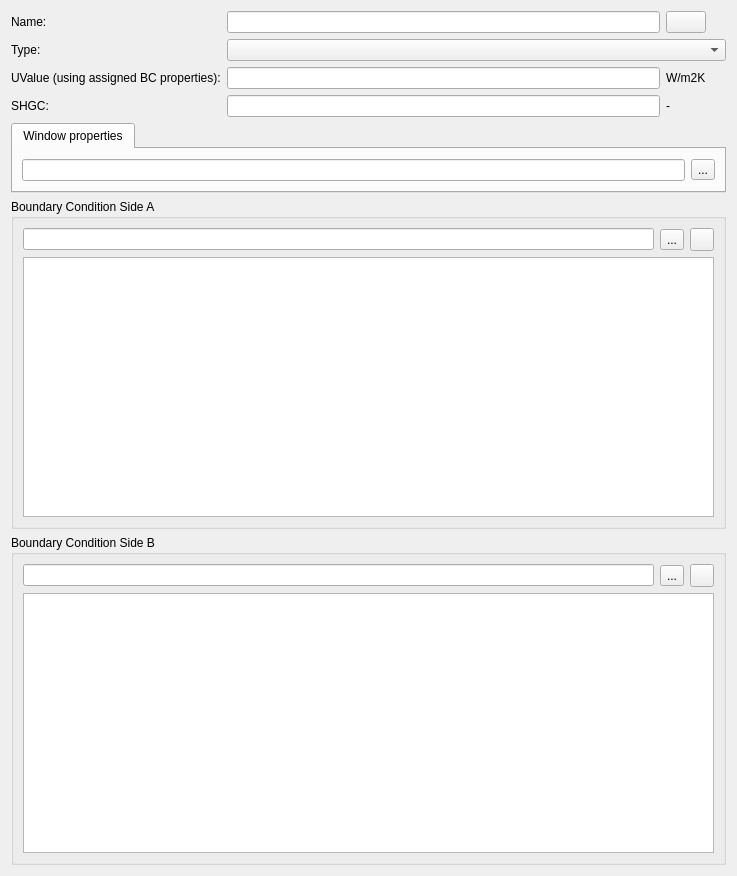
Above: SIM-VICUS/src/SVDBSubSurfaceComponentEditWidget.ui from ghorwin/SIM-VICUS before the change. Below: the same form after it.
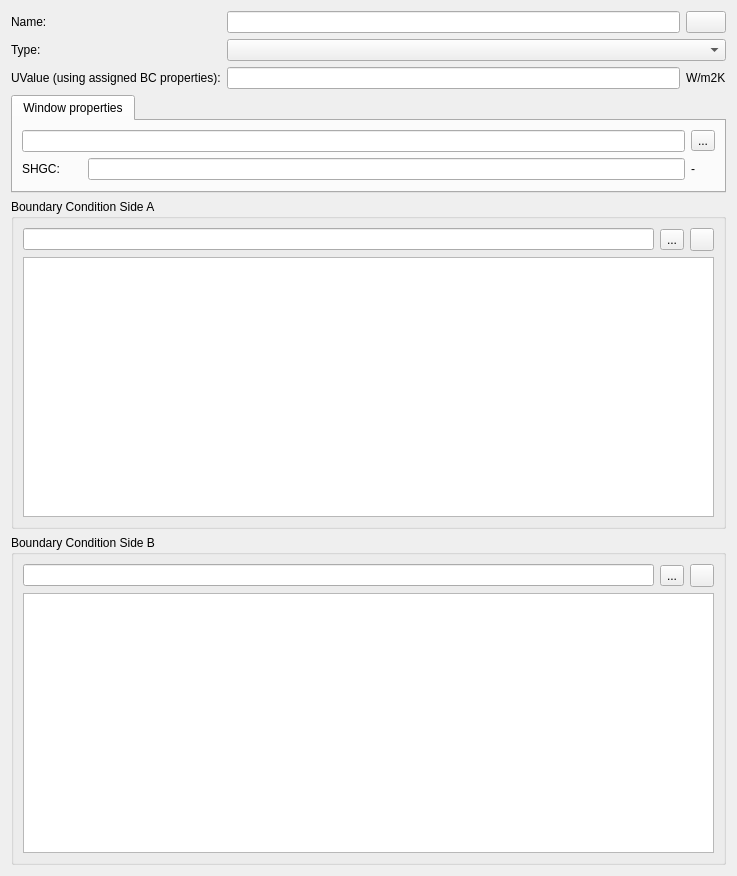
That is the form after the change. Icons and pictures are not drawn. Custom widgets are drawn as their Qt base class.

Commit message: Implemented display of SHGC and u-value in SubSurfaceComponent DB widget.

What changed in the file:
```diff
--- a/SIM-VICUS/src/SVDBSubSurfaceComponentEditWidget.ui
+++ b/SIM-VICUS/src/SVDBSubSurfaceComponentEditWidget.ui
@@ -61,12 +61,6 @@
      </item>
      <item row="2" column="3">
       <widget class="QLabel" name="labelDisplayName_3">
-       <property name="minimumSize">
-        <size>
-         <width>60</width>
-         <height>0</height>
-        </size>
-       </property>
        <property name="text">
         <string>W/m2K</string>
        </property>
@@ -95,39 +89,6 @@
        </property>
       </widget>
      </item>
-     <item row="3" column="0">
-      <widget class="QLabel" name="labelDisplayName_4">
-       <property name="minimumSize">
-        <size>
-         <width>60</width>
-         <height>0</height>
-        </size>
-       </property>
-       <property name="text">
-        <string>SHGC:</string>
-       </property>
-      </widget>
-     </item>
-     <item row="3" column="3">
-      <widget class="QLabel" name="labelDisplayName_6">
-       <property name="minimumSize">
-        <size>
-         <width>60</width>
-         <height>0</height>
-        </size>
-       </property>
-       <property name="text">
-        <string>-</string>
-       </property>
-      </widget>
-     </item>
-     <item row="3" column="2">
-      <widget class="QtExt::LanguageStringEditWidget1" name="lineEditSHGCValue">
-       <property name="readOnly">
-        <bool>true</bool>
-       </property>
-      </widget>
-     </item>
     </layout>
    </item>
    <item>
@@ -145,21 +106,51 @@
       <attribute name="title">
        <string>Window properties</string>
       </attribute>
-      <layout class="QHBoxLayout" name="horizontalLayout">
-       <item>
-        <widget class="QLineEdit" name="lineEditWindowName">
-         <property name="readOnly">
-          <bool>true</bool>
-         </property>
-        </widget>
-       </item>
-       <item>
+      <layout class="QGridLayout" name="gridLayout_4">
+       <item row="0" column="2">
         <widget class="QToolButton" name="toolButtonSelectWindow">
          <property name="text">
           <string>...</string>
          </property>
         </widget>
        </item>
+       <item row="1" column="1">
+        <widget class="QLineEdit" name="lineEditSHGCValue">
+         <property name="toolTipDuration">
+          <number>9</number>
+         </property>
+         <property name="readOnly">
+          <bool>true</bool>
+         </property>
+        </widget>
+       </item>
+       <item row="1" column="0">
+        <widget class="QLabel" name="labelDisplayName_4">
+         <property name="minimumSize">
+          <size>
+           <width>60</width>
+           <height>0</height>
+          </size>
+         </property>
+         <property name="text">
+          <string>SHGC:</string>
+         </property>
+        </widget>
+       </item>
+       <item row="0" column="0" colspan="2">
+        <widget class="QLineEdit" name="lineEditWindowName">
+         <property name="readOnly">
+          <bool>true</bool>
+         </property>
+        </widget>
+       </item>
+       <item row="1" column="2">
+        <widget class="QLabel" name="labelDisplayName_6">
+         <property name="text">
+          <string>-</string>
+         </property>
+        </widget>
+       </item>
       </layout>
      </widget>
     </widget>
```
Left out of the diff: 2 changed lines with no effect on the pictures. The commit also changes 7 other files.
